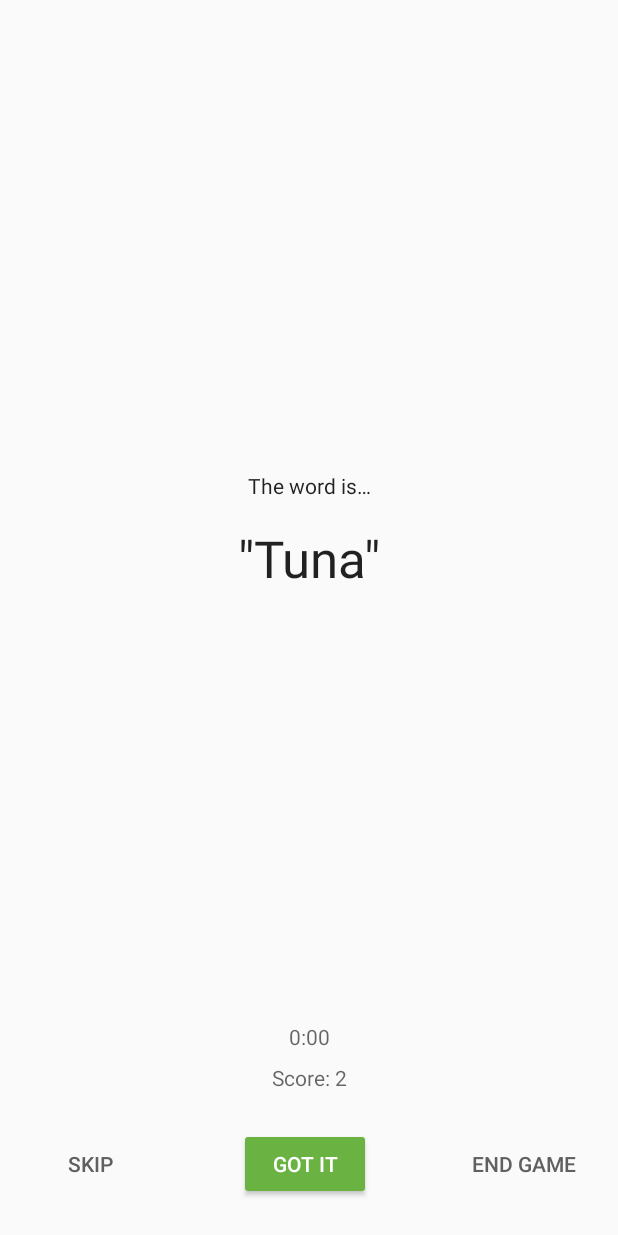
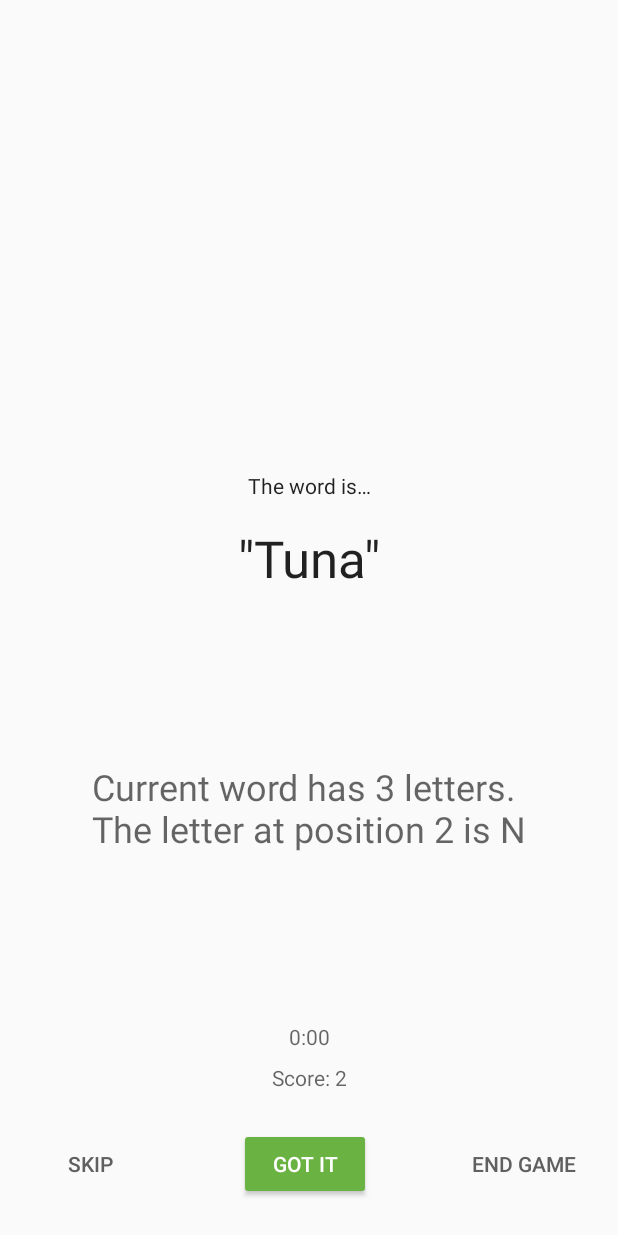
Before and after one commit to sujiayi317/GuessTheWord-Starter, an Android app: the layout game_fragment.xml on its own in the app's theme, with its tools: preview values and no code run, on a phone screen of 412 x 824 dp. Run offline under Robolectric (Android 15) with nearby library versions, the phone set to English and light mode, and no system bars.

Commit message:
Create a hint about the word

```diff
--- a/app/src/main/java/com/example/android/guesstheword/screens/game/GameViewModel.kt
+++ b/app/src/main/java/com/example/android/guesstheword/screens/game/GameViewModel.kt
@@ -56,6 +56,13 @@ class GameViewModel : ViewModel() {
 
     // The list of words - the front of the list is the next word to guess
     private lateinit var wordList: MutableList<String>
+
+    // The Hint for the current word
+    val wordHint = Transformations.map(word) {word ->
+        val randomPosition = (1..word.length).random()
+        "Current word has ${word.length} letters \nThe letter at position " +
+                "$randomPosition is "+ word.get(randomPosition - 1).toUpperCase()
+    }
 
     init {
         _word.value = ""
--- a/app/src/main/res/layout/game_fragment.xml
+++ b/app/src/main/res/layout/game_fragment.xml
@@ -145,5 +145,22 @@
             app:layout_constraintEnd_toEndOf="parent"
             app:layout_constraintTop_toTopOf="@+id/guideline" />
 
+        <TextView
+            android:id="@+id/word_hint"
+            android:layout_width="wrap_content"
+            android:layout_height="wrap_content"
+            android:layout_marginStart="88dp"
+            android:layout_marginEnd="88dp"
+            android:fontFamily="sans-serif"
+            android:textColor="@color/grey_text_color"
+            android:textSize="24sp"
+            android:textStyle="normal"
+            android:text="@{gameViewModel.wordHint}"
+            app:layout_constraintBottom_toTopOf="@+id/timer_text"
+            app:layout_constraintEnd_toEndOf="parent"
+            app:layout_constraintStart_toStartOf="parent"
+            app:layout_constraintTop_toBottomOf="@+id/word_text"
+            tools:text="Current word has 3 letters. \nThe letter at position 2 is N"/>
+
     </androidx.constraintlayout.widget.ConstraintLayout>
 </layout>
```
